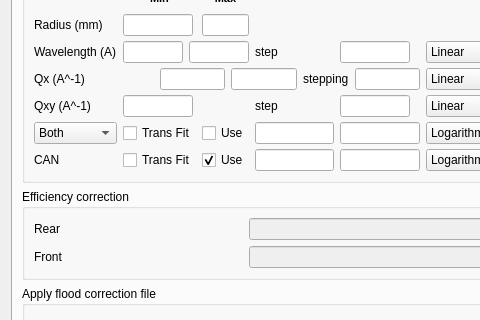
This is Code/Mantid/MantidQt/CustomInterfaces/inc/MantidQtCustomInterfaces/SANSRunWindow.ui in mantidproject/mantid as Qt 5 draws it before an edit; both pictures show x 0 to 480 and y 112 to 432 of the 950 by 545 pixel window. The edited form follows.
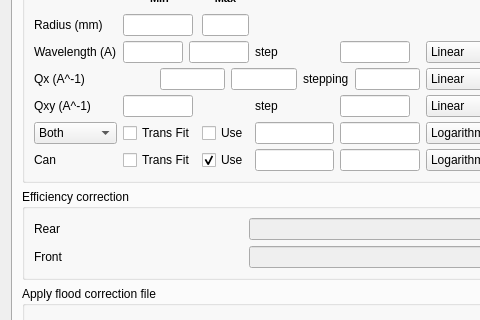
This is the edited form. The open tabs and pages were chosen to show the change. Custom widgets are drawn as their Qt base class.

Commit message:
Correct the label of SANS INTERFACE
Change CAN to Can, to avoid confusion of thinking of acronym CAN.

re #7733

```diff
--- a/Code/Mantid/MantidQt/CustomInterfaces/inc/MantidQtCustomInterfaces/SANSRunWindow.ui
+++ b/Code/Mantid/MantidQt/CustomInterfaces/inc/MantidQtCustomInterfaces/SANSRunWindow.ui
@@ -1458,7 +1458,7 @@
             <item row="6" column="0">
              <widget class="QLabel" name="trans_can_label">
               <property name="text">
-               <string>CAN</string>
+               <string>Can</string>
               </property>
              </widget>
             </item>
```
The commit also changes 1 other file.
